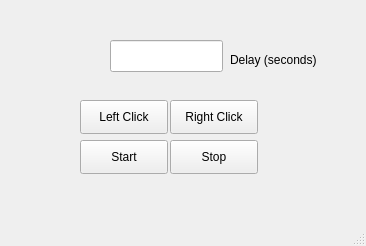
First picture: the form in mainwindow.ui, repository cells-OSS/pyclicker, before the edit.
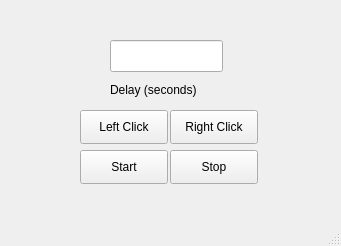
Second picture: the form after the edit.

The edit to the form file:
```diff
--- a/mainwindow.ui
+++ b/mainwindow.ui
@@ -6,7 +6,7 @@
    <rect>
     <x>0</x>
     <y>0</y>
-    <width>366</width>
+    <width>341</width>
     <height>246</height>
    </rect>
   </property>
@@ -18,7 +18,7 @@
     <property name="geometry">
      <rect>
       <x>80</x>
-      <y>140</y>
+      <y>150</y>
       <width>88</width>
       <height>34</height>
      </rect>
@@ -31,7 +31,7 @@
     <property name="geometry">
      <rect>
       <x>170</x>
-      <y>140</y>
+      <y>150</y>
       <width>88</width>
       <height>34</height>
      </rect>
@@ -53,9 +53,9 @@
    <widget class="QLabel" name="label">
     <property name="geometry">
      <rect>
-      <x>230</x>
-      <y>50</y>
-      <width>101</width>
+      <x>110</x>
+      <y>80</y>
+      <width>121</width>
       <height>20</height>
      </rect>
     </property>
@@ -67,7 +67,7 @@
     <property name="geometry">
      <rect>
       <x>80</x>
-      <y>100</y>
+      <y>110</y>
       <width>88</width>
       <height>34</height>
      </rect>
@@ -80,7 +80,7 @@
     <property name="geometry">
      <rect>
       <x>170</x>
-      <y>100</y>
+      <y>110</y>
       <width>88</width>
       <height>34</height>
      </rect>
```
Left out of the diff: 4 changed lines with no effect on the pictures.
